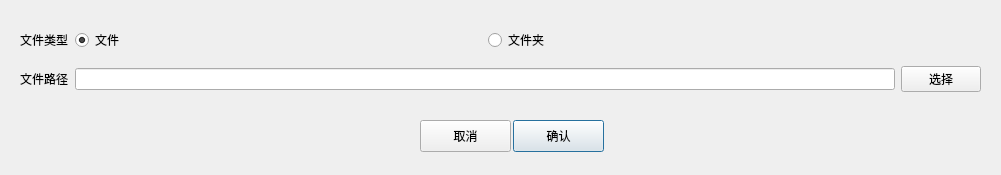
xiaohaijoe/AutoPackage, file ui/dialog/RemoveFileDialog.ui: the form before one commit.
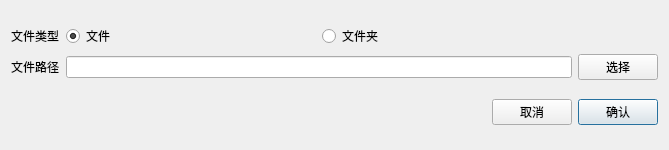
The form after the commit.

What changed in the file:
```diff
--- a/ui/dialog/RemoveFileDialog.ui
+++ b/ui/dialog/RemoveFileDialog.ui
@@ -6,22 +6,15 @@
    <rect>
     <x>0</x>
     <y>0</y>
-    <width>1001</width>
-    <height>175</height>
+    <width>669</width>
+    <height>150</height>
    </rect>
   </property>
   <property name="windowTitle">
    <string>Dialog</string>
   </property>
-  <widget class="QWidget" name="gridLayoutWidget">
-   <property name="geometry">
-    <rect>
-     <x>20</x>
-     <y>20</y>
-     <width>961</width>
-     <height>81</height>
-    </rect>
-   </property>
+  <layout class="QGridLayout" name="gridLayout_2">
+   <item row="0" column="0" colspan="2">
    <layout class="QGridLayout" name="gridLayout">
     <item row="1" column="0">
      <widget class="QLabel" name="label">
@@ -110,33 +103,42 @@
      </layout>
     </item>
    </layout>
-  </widget>
-  <widget class="QPushButton" name="confirmBtn">
-   <property name="geometry">
-    <rect>
-     <x>513</x>
-     <y>120</y>
-     <width>91</width>
-     <height>32</height>
-    </rect>
-   </property>
-   <property name="text">
-    <string>确认</string>
-   </property>
-  </widget>
+   </item>
+   <item row="1" column="0" colspan="2">
+    <layout class="QHBoxLayout" name="horizontalLayout_2">
+     <item>
+      <spacer name="horizontalSpacer">
+       <property name="orientation">
+        <enum>Qt::Horizontal</enum>
+       </property>
+       <property name="sizeHint" stdset="0">
+        <size>
+         <width>40</width>
+         <height>20</height>
+        </size>
+       </property>
+      </spacer>
+     </item>
+     <item>
   <widget class="QPushButton" name="cancelBtn">
-   <property name="geometry">
-    <rect>
-     <x>420</x>
-     <y>120</y>
-     <width>91</width>
-     <height>32</height>
-    </rect>
-   </property>
    <property name="text">
     <string>取消</string>
    </property>
-  </widget>
+       <property name="autoDefault">
+        <bool>false</bool>
+       </property>
+      </widget>
+     </item>
+     <item>
+      <widget class="QPushButton" name="confirmBtn">
+       <property name="text">
+        <string>确认</string>
+       </property>
+      </widget>
+     </item>
+    </layout>
+   </item>
+  </layout>
  </widget>
  <resources/>
  <connections/>
```
Lines whose indentation alone changed are shown as unchanged.
